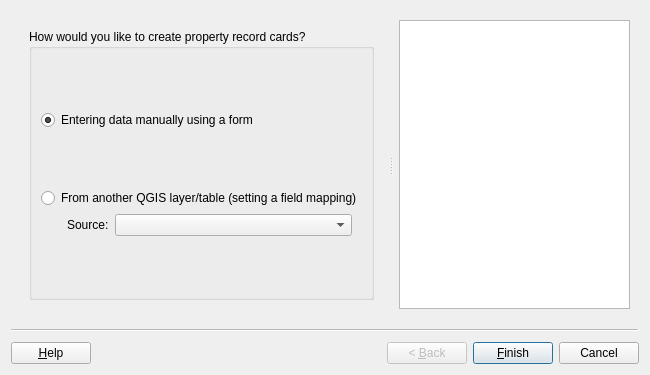
The window that asistente_ladm_col/ui/wiz_create_property_record_card_prc.ui (SwissTierrasColombia/Asistente-LADM-COL) describes before a commit, drawn with Qt 5.
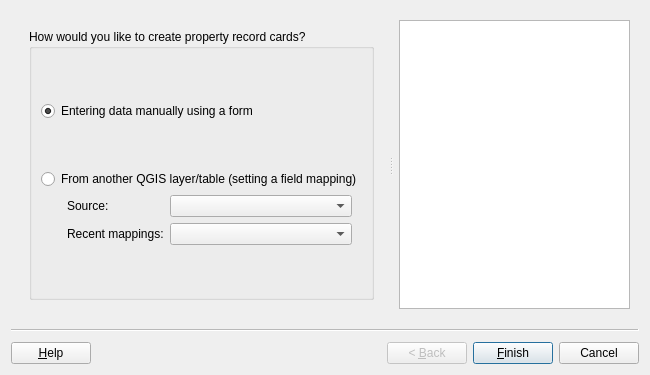
The same window after the commit. Custom widgets are drawn as their Qt base class.

Commit message: The GUIs are modified to use recent field mappings

```diff
--- a/asistente_ladm_col/ui/wiz_create_property_record_card_prc.ui
+++ b/asistente_ladm_col/ui/wiz_create_property_record_card_prc.ui
@@ -96,27 +96,14 @@
             </widget>
            </item>
            <item row="4" column="0">
-            <layout class="QHBoxLayout" name="horizontalLayout_3">
+            <layout class="QGridLayout" name="gridLayout_2">
              <property name="leftMargin">
               <number>26</number>
              </property>
              <property name="rightMargin">
               <number>10</number>
              </property>
-             <item>
-              <widget class="QLabel" name="lbl_refactor_source">
-               <property name="sizePolicy">
-                <sizepolicy hsizetype="Preferred" vsizetype="Preferred">
-                 <horstretch>0</horstretch>
-                 <verstretch>0</verstretch>
-                </sizepolicy>
-               </property>
-               <property name="text">
-                <string>Source:</string>
-               </property>
-              </widget>
-             </item>
-             <item>
+             <item row="0" column="1">
               <widget class="QgsMapLayerComboBox" name="mMapLayerComboBox">
                <property name="sizePolicy">
                 <sizepolicy hsizetype="Expanding" vsizetype="Fixed">
@@ -138,6 +125,29 @@
                </property>
               </widget>
              </item>
+             <item row="0" column="0">
+              <widget class="QLabel" name="lbl_refactor_source">
+               <property name="sizePolicy">
+                <sizepolicy hsizetype="Preferred" vsizetype="Preferred">
+                 <horstretch>0</horstretch>
+                 <verstretch>0</verstretch>
+                </sizepolicy>
+               </property>
+               <property name="text">
+                <string>Source:</string>
+               </property>
+              </widget>
+             </item>
+             <item row="1" column="1">
+              <widget class="QComboBox" name="cbo_mapping"/>
+             </item>
+             <item row="1" column="0">
+              <widget class="QLabel" name="label">
+               <property name="text">
+                <string>Recent mappings:</string>
+               </property>
+              </widget>
+             </item>
             </layout>
            </item>
            <item row="5" column="0">
```
Left out of the diff: 6 changed lines with no effect on the pictures. The commit also changes 4 other files.
